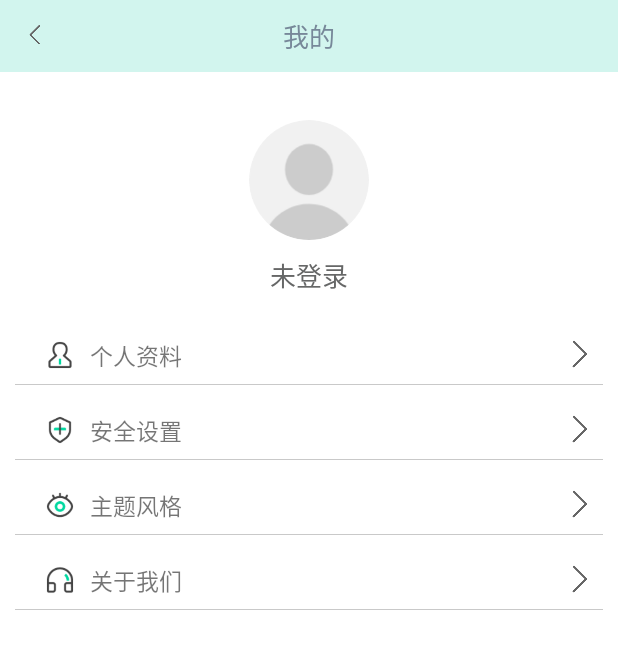
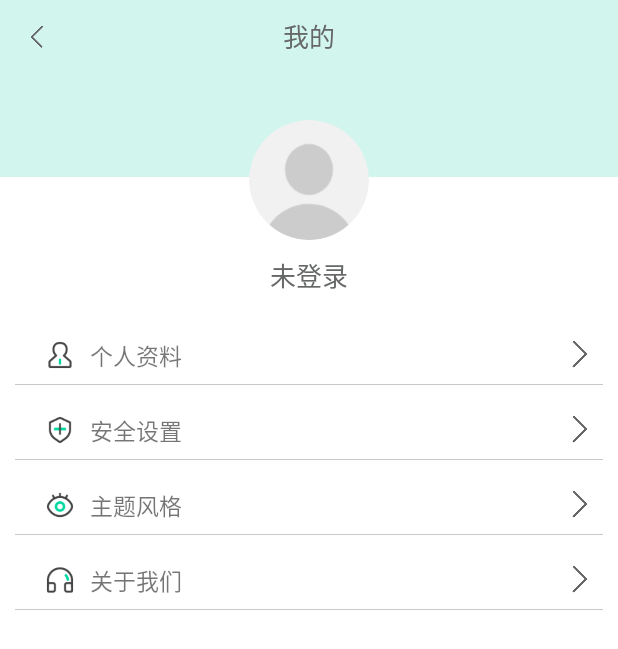
Before and after one commit to MerDuo/jiemo, an Android app: the screen it shows after launch (mine), after a tap on "我的", on a phone screen of 412 x 824 dp. Shown: the top 649 px of the screen. Run offline under Robolectric (Android 15) with nearby library versions, the phone set to English and light mode, and no system bars; libraries missing offline, so code that uses them is left out: com.zhy.changeskin; 5 statements that could not run were skipped.

Commit message:
最终版本解决我的界面闪退

```diff
--- a/app/src/main/java/cn/edu/cdut/jiemo/mine/mine.java
+++ b/app/src/main/java/cn/edu/cdut/jiemo/mine/mine.java
@@ -8,7 +8,6 @@ import android.os.Bundle;
 import android.util.Log;
 import android.view.View;
 import android.widget.Button;
-import android.widget.ImageView;
 import android.widget.TextView;
 
 import com.zhy.changeskin.SkinManager;
@@ -19,8 +18,6 @@ import androidx.appcompat.app.ActionBar;
 import androidx.appcompat.app.AppCompatActivity;
 
 import androidx.constraintlayout.widget.ConstraintLayout;
-
-import cn.edu.cdut.jiemo.MainActivity;
 import cn.edu.cdut.jiemo.R;
 import cn.edu.cdut.jiemo.fragment.titleFragment;
 import cn.edu.cdut.jiemo.login;
@@ -35,7 +32,7 @@ public class mine extends AppCompatActivity {
     private String imageUriStr;
     //头像控件
     circleImageView userImage;
-    @Override
+//    @Overide
     protected void onCreate(Bundle savedInstanceState) {
         super.onCreate(savedInstanceState);
 
@@ -77,15 +74,6 @@ public class mine extends AppCompatActivity {
     //设置点击事件函数
     protected void setClickListeners(){
 
-        ImageView returnbtn = findViewById(R.id.returnbtn);
-        returnbtn.setOnClickListener(new View.OnClickListener() {
-            @Override
-            public void onClick(View v) {
-                Intent intent = new Intent(mine.this, MainActivity.class);
-                startActivity(intent);
-            }
-        });
-
         //点击更改主题跳转到更改主题界面
         personalItemActivity changeTheme=findViewById(R.id.theme);
         changeTheme.setOnClickListener(new View.OnClickListener(){
@@ -124,8 +112,8 @@ public class mine extends AppCompatActivity {
         }
         //设置导航栏宽度
         //
-//        titleFragment titlefragment=(titleFragment)getSupportFragmentManager().findFragmentById(R.id.title_fragement);
-//        titlefragment.setButtompadding(70);
+        titleFragment titlefragment=(titleFragment)getSupportFragmentManager().findFragmentById(R.id.title_fragement);
+        titlefragment.setButtompadding(70);
     }
 
     //刷新界面的数据
@@ -198,8 +186,6 @@ public class mine extends AppCompatActivity {
                 SharedPreferences sp=getSharedPreferences("loginInfo", MODE_PRIVATE);
                 SharedPreferences.Editor editor=sp.edit();
                 editor.putBoolean("isLogin", false);
-                // 删除用户名
-                editor.putString("loginUserName","");
                 editor.commit();
                 //恢复默认主题色
                 SkinManager.getInstance().changeSkin("");
--- a/app/src/main/java/cn/edu/cdut/jiemo/myApplication/myApplication.java
+++ b/app/src/main/java/cn/edu/cdut/jiemo/myApplication/myApplication.java
@@ -5,7 +5,6 @@ import android.content.Context;
 //import android.support.multidex.MultiDex;
 
 
-import androidx.multidex.MultiDex;
 
 import com.zhy.changeskin.SkinManager;
 
@@ -20,10 +19,11 @@ public class myApplication extends Application {
         //初始化skinmanager换肤操作
         SkinManager.getInstance().init(this);
     }
-    //这是一个重新方法
-    @Override
-    protected void attachBaseContext(Context base) {
-        super.attachBaseContext(base);
-        MultiDex.install(this);
-    }
+//    //这是一个重新方法
+//    @Override
+//    protected void attachBaseContext(Context base) {
+//        super.attachBaseContext(base);
+//        Mult
+//        Dex.install(this);
+//    }
 }
--- a/app/src/main/res/layout/activity_mine.xml
+++ b/app/src/main/res/layout/activity_mine.xml
@@ -9,17 +9,17 @@
     android:background="@drawable/sk_bg"
     android:tag="skin:sk_bg:background">
 
-<!--    <fragment-->
-<!--        android:id="@+id/title_fragement"-->
-<!--        android:layout_width="match_parent"-->
-<!--        android:layout_height="wrap_content"-->
-<!--        android:name="cn.edu.cdut.jiemo.fragment.titleFragment"-->
-<!--        tools:ignore="MissingConstraints" />-->
-    <cn.edu.cdut.jiemo.diary.Top2View
+    <fragment
+        android:id="@+id/title_fragement"
         android:layout_width="match_parent"
         android:layout_height="wrap_content"
-        app:top2_text="我的"
-        app:top2_color="#778899"/>
+        android:name="cn.edu.cdut.jiemo.fragment.titleFragment"
+        tools:ignore="MissingConstraints" />
+    <!--<cn.edu.cdut.jiemo.diary.Top2View-->
+        <!--android:layout_width="match_parent"-->
+        <!--android:layout_height="wrap_content"-->
+        <!--app:top2_text="我的"-->
+        <!--app:top2_color="#778899"/>-->
 
     <androidx.constraintlayout.widget.Guideline
         android:id="@+id/guideline_imge"
```
